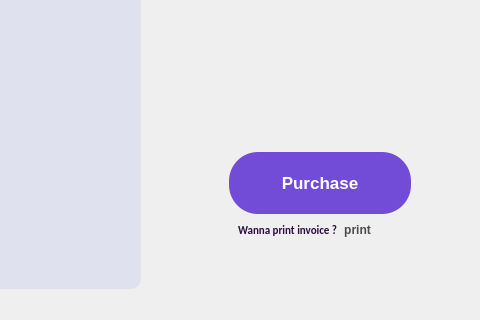
Old version of the form InventoryManagement/invoice_widget.ui in the repository ImRanjbar/Inventory-Management; both pictures show x 680 to 1160 and y 340 to 660 of the 1160 by 660 pixel window.
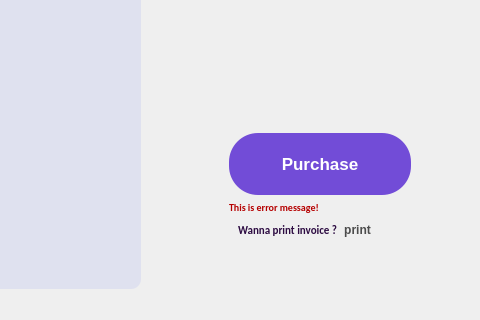
New version of the form. Icons and pictures are not drawn.

Commit message: Fixed bugs in datahandler and invoice_widget, added InvoiceNumbers.h file, and completed features in purchase_widget. Implemented reports_widget further.

Diff of the .ui file:
```diff
--- a/InventoryManagement/invoice_widget.ui
+++ b/InventoryManagement/invoice_widget.ui
@@ -633,6 +633,20 @@
               </property>
              </widget>
             </item>
+            <item>
+             <widget class="QLabel" name="LB_error">
+              <property name="styleSheet">
+               <string notr="true">font-family: Calibri;
+font-size: 10px;
+color: #b50000;
+font-weight: bold;
+text-transform: none;</string>
+              </property>
+              <property name="text">
+               <string>This is error message!</string>
+              </property>
+             </widget>
+            </item>
             <item>
              <layout class="QHBoxLayout" name="horizontalLayout_4">
               <property name="topMargin">
```
The commit also changes 13 other files.
